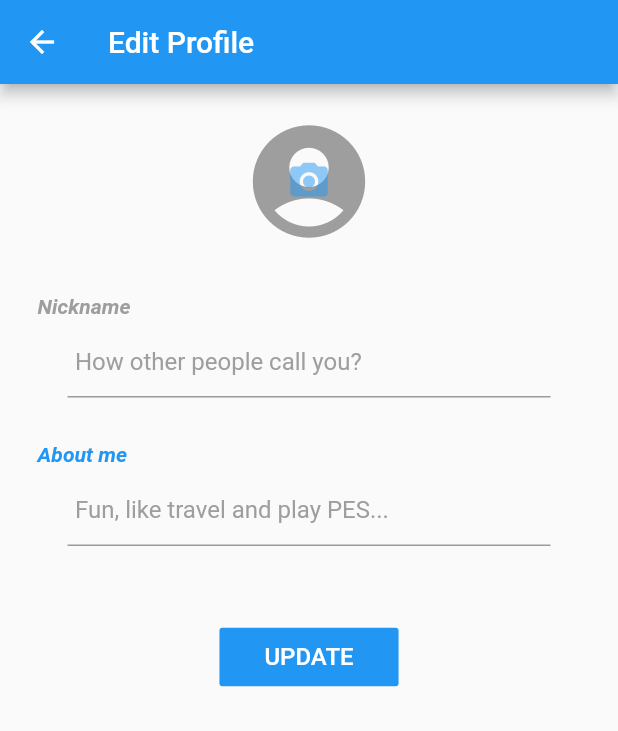
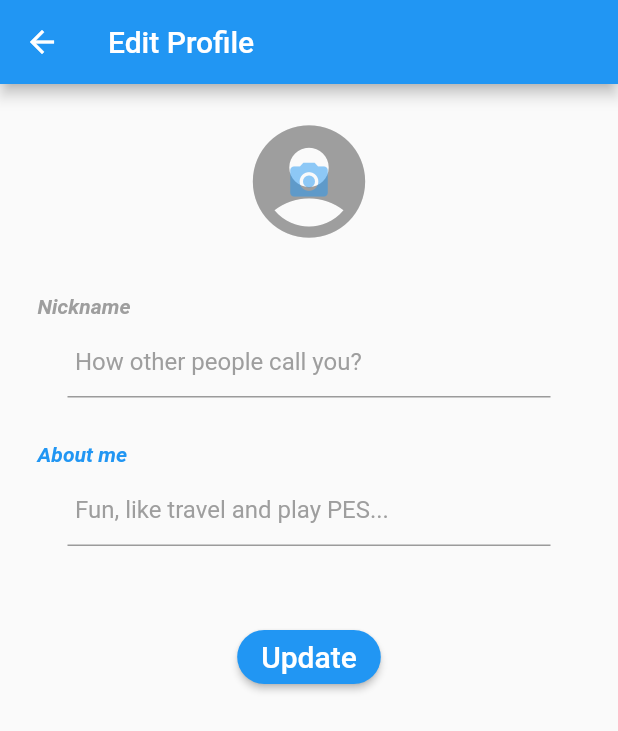
Before and after one commit to BCecatto/easy-reader, a Flutter app: the ProfilePage screen opened directly, on a phone screen of 412 x 824 dp. Shown: the top 731 px of the screen. Run offline on Flutter 3.47's test engine with Material 2 defaults, Android fonts, the phone set to English and light mode, and no system bars; our stand-ins replace cached_network_image, cloud_firestore, file_picker, firebase_auth, firebase_storage, google_sign_in and 2 more; accounts and stored records are empty; statements that could not run were skipped.

Commit message:
fix radius button profile and add icon launcher

```diff
--- a/lib/pages/profile_page.dart
+++ b/lib/pages/profile_page.dart
@@ -278,17 +278,11 @@ class _ProfilePageState extends State<ProfilePage> {
 
                 // Button
                 Container(
-                  child: FlatButton(
+                  child:  RaisedButton(
+                    child: Text('Update',
+                        style: new TextStyle(fontSize: 20.0, color: Colors.white)), color: Colors.blue,
                     onPressed: handleUpdateData,
-                    child: Text(
-                      'UPDATE',
-                      style: TextStyle(fontSize: 16.0),
-                    ),
-                    color: Colors.blue,
-                    highlightColor: new Color(0xff8d93a0),
-                    splashColor: Colors.transparent,
-                    textColor: Colors.white,
-                    padding: EdgeInsets.fromLTRB(30.0, 10.0, 30.0, 10.0),
+                    shape: RoundedRectangleBorder(borderRadius: new BorderRadius.circular(30.0))
                   ),
                   margin: EdgeInsets.only(top: 50.0, bottom: 50.0),
                 ),
```
Also changed, not shown: lib/pages/login_signup_page.dart (+4 -12 lines), pubspec.yaml (+11 -0 lines), assets/easy-reader-login.png (added), assets/easy-reader-web.png (added), assets/icon.png (deleted), pubspec.lock, 18 other files.
